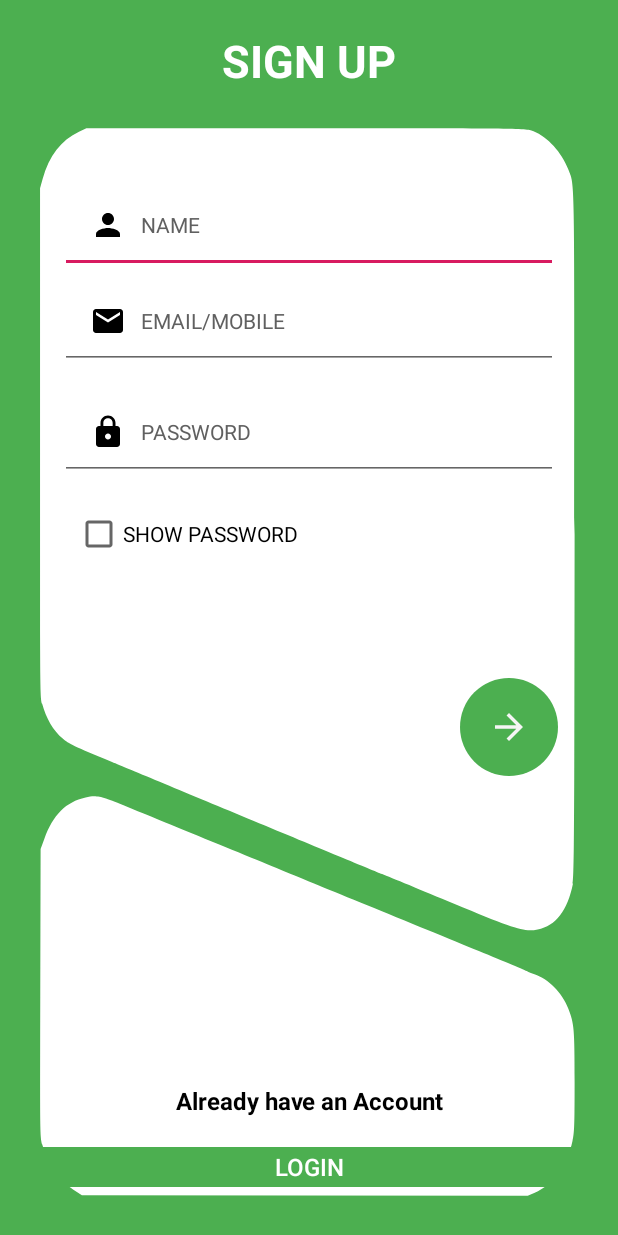
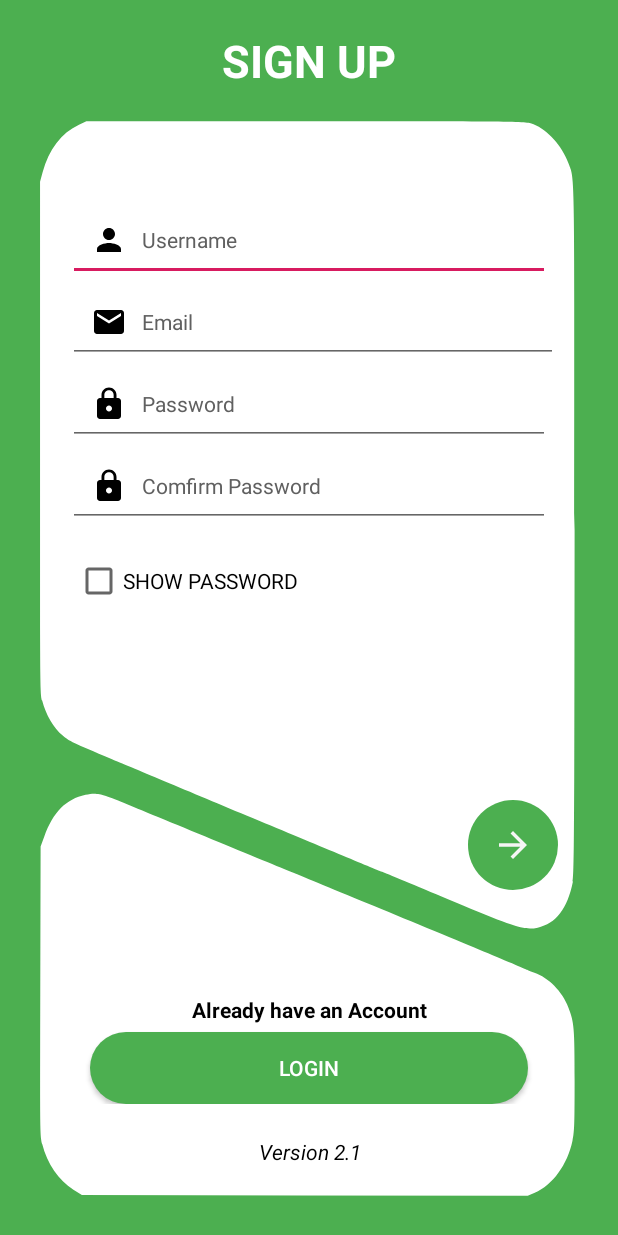
Before and after one commit to mwaqarfarooqui/Login, an Android app: the layout activity_signup.xml on its own in the app's theme, with its tools: preview values and no code run, on a phone screen of 412 x 824 dp. Run offline under Robolectric (Android 15) with nearby library versions, the phone set to English and light mode, and no system bars.

Commit message:
* Fixed SignUp layout and some modifications.

```diff
--- a/app/src/main/res/layout/activity_signin.xml
+++ b/app/src/main/res/layout/activity_signin.xml
@@ -11,7 +11,7 @@
         android:id="@+id/toolbar"
         android:layout_width="match_parent"
         android:layout_height="wrap_content"
-        android:layout_alignParentLeft="true"
+        android:layout_alignParentStart="true"
         android:layout_alignParentTop="true"
         android:layout_marginTop="20dp"
         android:background="@drawable/background">
@@ -39,7 +39,7 @@
             android:layout_width="match_parent"
             android:layout_height="wrap_content"
             android:layout_marginStart="20dp"
-            android:layout_marginTop="20dp"
+            android:layout_marginTop="15dp"
             android:layout_marginEnd="20dp"
             android:layout_marginBottom="20dp"
             android:background="@drawable/layout_background"
@@ -50,7 +50,7 @@
                 android:id="@+id/signin"
                 android:layout_width="match_parent"
                 android:layout_height="wrap_content"
-                android:layout_marginTop="30dp"
+                android:layout_marginTop="50dp"
                 android:orientation="vertical">
 
                 <EditText
@@ -58,7 +58,6 @@
                     android:layout_width="match_parent"
                     android:layout_height="wrap_content"
                     android:layout_marginStart="25dp"
-                    android:layout_marginTop="20dp"
                     android:layout_marginEnd="25dp"
                     android:drawableStart="@drawable/ic_email_black_24dp"
                     android:drawablePadding="10dp"
@@ -127,7 +126,7 @@
                     android:layout_width="wrap_content"
                     android:layout_height="wrap_content"
                     android:layout_gravity="center"
-                    android:text="Please Sync Data Before Login"
+                    android:text="Create an Account"
                     android:textAlignment="center"
                     android:textColor="@android:color/black"
                     android:textStyle="bold" />
@@ -141,7 +140,7 @@
                     android:layout_marginTop="5dp"
                     android:layout_marginRight="40dp"
                     android:background="@drawable/button_background"
-                    android:text="SYNC DATA"
+                    android:text="Sign Up"
                     android:textColor="@android:color/white" />
 
             </LinearLayout>
--- a/app/src/main/res/layout/activity_signup.xml
+++ b/app/src/main/res/layout/activity_signup.xml
@@ -11,9 +11,9 @@
         android:id="@+id/toolbar"
         android:layout_width="match_parent"
         android:layout_height="wrap_content"
-        android:layout_alignParentLeft="true"
+        android:layout_alignParentStart="true"
         android:layout_alignParentTop="true"
-        android:layout_marginTop="0dp"
+        android:layout_marginTop="20dp"
         android:background="@drawable/background">
 
         <TextView
@@ -21,7 +21,6 @@
             android:layout_height="wrap_content"
             android:text="SIGN UP"
             android:textAlignment="center"
-            android:layout_marginTop="20dp"
             android:textColor="#ffff"
             android:textSize="30sp"
             android:textStyle="bold" />
@@ -32,15 +31,15 @@
         android:layout_width="match_parent"
         android:layout_height="wrap_content"
         android:layout_below="@+id/toolbar"
-        android:orientation="vertical"
-        android:layout_centerHorizontal="true">
+        android:layout_centerHorizontal="true"
+        android:orientation="vertical">
 
         <LinearLayout
             android:id="@+id/layout"
             android:layout_width="match_parent"
             android:layout_height="wrap_content"
             android:layout_marginStart="20dp"
-            android:layout_marginTop="20dp"
+            android:layout_marginTop="15dp"
             android:layout_marginEnd="20dp"
             android:layout_marginBottom="20dp"
             android:background="@drawable/layout_background"
@@ -51,20 +50,20 @@
                 android:id="@+id/signup"
                 android:layout_width="match_parent"
                 android:layout_height="wrap_content"
-                android:layout_marginTop="50dp"
+                android:layout_marginTop="30dp"
                 android:orientation="vertical">
 
                 <EditText
                     android:id="@+id/name"
                     android:layout_width="match_parent"
                     android:layout_height="wrap_content"
-                    android:layout_marginStart="20dp"
-                    android:layout_marginEnd="20dp"
-                    android:drawableLeft="@drawable/ic_person_black_24dp"
+                    android:layout_marginStart="25dp"
+                    android:layout_marginEnd="25dp"
+                    android:drawableStart="@drawable/ic_person_black_24dp"
                     android:drawablePadding="10dp"
-                    android:hint="NAME"
+                    android:hint="Username"
                     android:inputType="text"
-                    android:padding="20dp"
+                    android:padding="15dp"
                     android:textColorHint="#606060"
                     android:textSize="14sp" />
 
@@ -72,13 +71,13 @@
                     android:id="@+id/email"
                     android:layout_width="match_parent"
                     android:layout_height="wrap_content"
-                    android:layout_marginStart="20dp"
+                    android:layout_marginStart="25dp"
                     android:layout_marginEnd="20dp"
-                    android:drawableLeft="@drawable/ic_email_black_24dp"
+                    android:drawableStart="@drawable/ic_email_black_24dp"
                     android:drawablePadding="10dp"
-                    android:hint="EMAIL/MOBILE"
-                    android:inputType="text"
-                    android:padding="20dp"
+                    android:hint="Email"
+                    android:inputType="textEmailAddress"
+                    android:padding="15dp"
                     android:textColorHint="#606060"
                     android:textSize="14sp" />
 
@@ -86,14 +85,27 @@
                     android:id="@+id/password"
                     android:layout_width="match_parent"
                     android:layout_height="wrap_content"
-                    android:layout_marginStart="20dp"
-                    android:layout_marginTop="10dp"
-                    android:layout_marginEnd="20dp"
-                    android:drawableLeft="@drawable/ic_lock_black_24dp"
+                    android:layout_marginStart="25dp"
+                    android:layout_marginEnd="25dp"
+                    android:drawableStart="@drawable/ic_lock_black_24dp"
                     android:drawablePadding="10dp"
-                    android:hint="PASSWORD"
+                    android:hint="Password"
                     android:inputType="textPassword"
-                    android:padding="20dp"
+                    android:padding="15dp"
+                    android:textColorHint="#606060"
+                    android:textSize="14sp" />
+
+                <EditText
+                    android:id="@+id/cnfmpassword"
+                    android:layout_width="match_parent"
+                    android:layout_height="wrap_content"
+                    android:layout_marginStart="25dp"
+                    android:layout_marginEnd="25dp"
+                    android:drawableStart="@drawable/ic_lock_black_24dp"
+                    android:drawablePadding="10dp"
+                    android:hint="Comfirm Password"
+                    android:inputType="textPassword"
+                    android:padding="15dp"
                     android:textColorHint="#606060"
                     android:textSize="14sp" />
 
@@ -101,67 +113,61 @@
                     android:id="@+id/checkbox"
                     android:layout_width="match_parent"
                     android:layout_height="wrap_content"
-                    android:layout_marginLeft="30dp"
+                    android:layout_marginStart="30dp"
                     android:layout_marginTop="20dp"
                     android:text="SHOW PASSWORD" />
 
                 <ImageButton
                     android:id="@+id/signup1"
-                    android:layout_width="65dp"
-                    android:layout_height="65dp"
+                    android:layout_width="60dp"
+                    android:layout_height="60dp"
                     android:layout_gravity="end"
                     android:layout_marginStart="8dp"
-                    android:layout_marginLeft="8dp"
-                    android:layout_marginTop="80dp"
+                    android:layout_marginTop="130dp"
                     android:layout_marginEnd="20dp"
-                    android:layout_marginRight="25dp"
                     android:background="@drawable/button_background"
                     android:src="@drawable/ic_arrow_forward_black_24dp"
                     app:layout_constraintEnd_toEndOf="parent"
                     app:layout_constraintStart_toStartOf="parent"
                     app:layout_constraintTop_toTopOf="parent" />
 
-                <!--<ImageButton-->
-                <!--android:id="@+id/signin1"-->
-                <!--android:layout_width="55dp"-->
-                <!--android:layout_height="55dp"-->
-                <!--android:layout_gravity="end"-->
-                <!--android:layout_marginTop="70dp"-->
-                <!--android:layout_marginRight="25dp"-->
-                <!--android:background="@drawable/button_background"-->
-                <!--android:src="@drawable/ic_arrow_forward_black_24dp" />-->
+                <!--<ImageButton
+                    android:id="@+id/signin1"
+                    android:layout_width="55dp"
+                    android:layout_height="55dp"
+                    android:layout_gravity="end"
+                    android:layout_marginTop="70dp"
+                    android:layout_marginRight="25dp"
+                    android:background="@drawable/button_background"
+                    android:src="@drawable/ic_arrow_forward_black_24dp" />-->
 
             </LinearLayout>
 
             <LinearLayout
                 android:layout_width="match_parent"
                 android:layout_height="wrap_content"
-                android:layout_below="@+id/signup1"
-                android:layout_marginTop="180dp"
+                android:layout_marginTop="70dp"
                 android:orientation="vertical">
 
                 <TextView
                     android:layout_width="match_parent"
                     android:layout_height="wrap_content"
                     android:layout_gravity="center"
-                    android:layout_marginTop="25dp"
                     android:text="Already have an Account"
-                    android:textSize="16sp"
                     android:textAlignment="center"
                     android:textColor="@android:color/black"
                     android:textStyle="bold" />
 
                 <Button
                     android:id="@+id/login"
-                    android:layout_width="420dp"
+                    android:layout_width="match_parent"
                     android:layout_height="wrap_content"
                     android:layout_gravity="center"
                     android:layout_marginLeft="40dp"
-                    android:layout_marginTop="20dp"
+                    android:layout_marginTop="5dp"
                     android:layout_marginRight="40dp"
                     android:background="@drawable/button_background"
                     android:text="LOGIN"
-                    android:textSize="16sp"
                     android:textColor="@android:color/white" />
 
             </LinearLayout>
@@ -169,8 +175,7 @@
             <LinearLayout
                 android:layout_width="match_parent"
                 android:layout_height="wrap_content"
-                android:layout_below="@+id/syncdata"
-                android:layout_marginTop="25dp"
+                android:layout_marginTop="22dp"
                 android:gravity="center"
                 android:orientation="vertical">
 
@@ -178,11 +183,10 @@
                     android:layout_width="wrap_content"
                     android:layout_height="wrap_content"
                     android:layout_gravity="center"
-                    android:layout_marginTop="0dp"
                     android:text="Version 2.1"
                     android:textAlignment="center"
                     android:textColor="@android:color/black"
-                    android:textStyle="bold" />
+                    android:textStyle="italic" />
 
             </LinearLayout>
 
```
Also changed, not shown: app/src/main/AndroidManifest.xml (+8 -8 lines).
